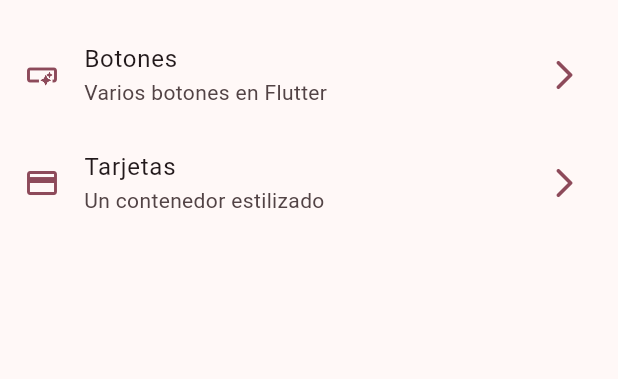
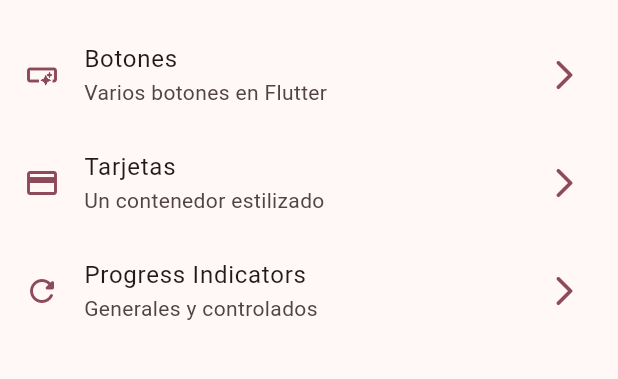
Before and after one commit to Flutter-Course-DDominguez/WidgetsApp, a Flutter app: the screen it shows after launch, on a phone screen of 412 x 824 dp, the part 63-442 px from its top. Run offline on Flutter 3.47's test engine with Material 3 defaults, Android fonts, the phone set to English and light mode, and no system bars; our stand-ins replace go_router.

Commit message:
Progress Indicators

```diff
--- a/lib/config/menu/menu_items.dart
+++ b/lib/config/menu/menu_items.dart
@@ -24,4 +24,9 @@ const appMenuItems = <MenuItem>[
       subtitle: 'Un contenedor estilizado',
       link: '/cards',
       icon: Icons.credit_card),
+  MenuItem(
+      title: 'Progress Indicators',
+      subtitle: 'Generales y controlados',
+      link: '/progress',
+      icon: Icons.refresh_rounded),
 ];
--- a/lib/config/router/app_router.dart
+++ b/lib/config/router/app_router.dart
@@ -18,5 +18,9 @@ final appRouter = GoRouter(
         path: '/cards',
         name: CardsScreen.name,
         builder: (context, state) => const CardsScreen()),
+    GoRoute(
+        path: '/progress',
+        name: ProgressScreen.name,
+        builder: (context, state) => const ProgressScreen()),
   ],
 );
--- a/lib/presentation/screens/buttons/buttons_screen.dart
+++ b/lib/presentation/screens/buttons/buttons_screen.dart
@@ -64,8 +64,6 @@ class _ButtonsView extends StatelessWidget {
               label: const Text('Text Icon'),
               icon: const Icon(Icons.account_box_outlined),
             ),
-
-            //TODO: CUSTOM BUTTON
             IconButton(
                 onPressed: () {},
                 icon: const Icon(Icons.app_registration_rounded)),
```
Also changed, not shown: lib/presentation/screens/progress/progress_screen.dart (+63 -1 lines).
